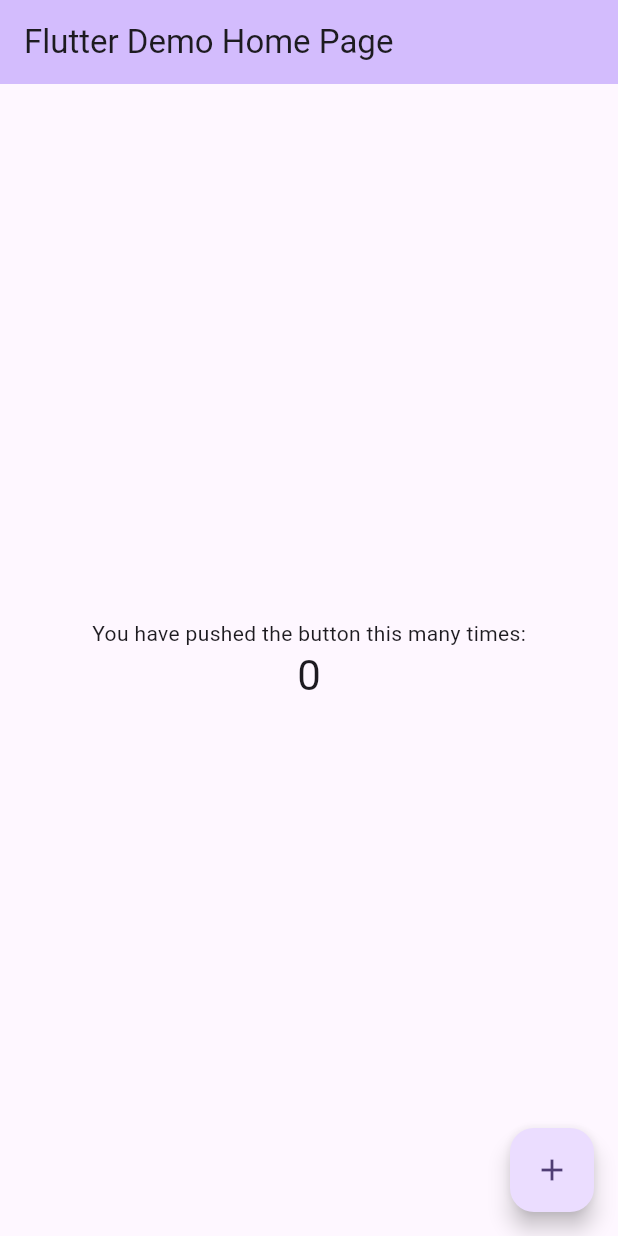
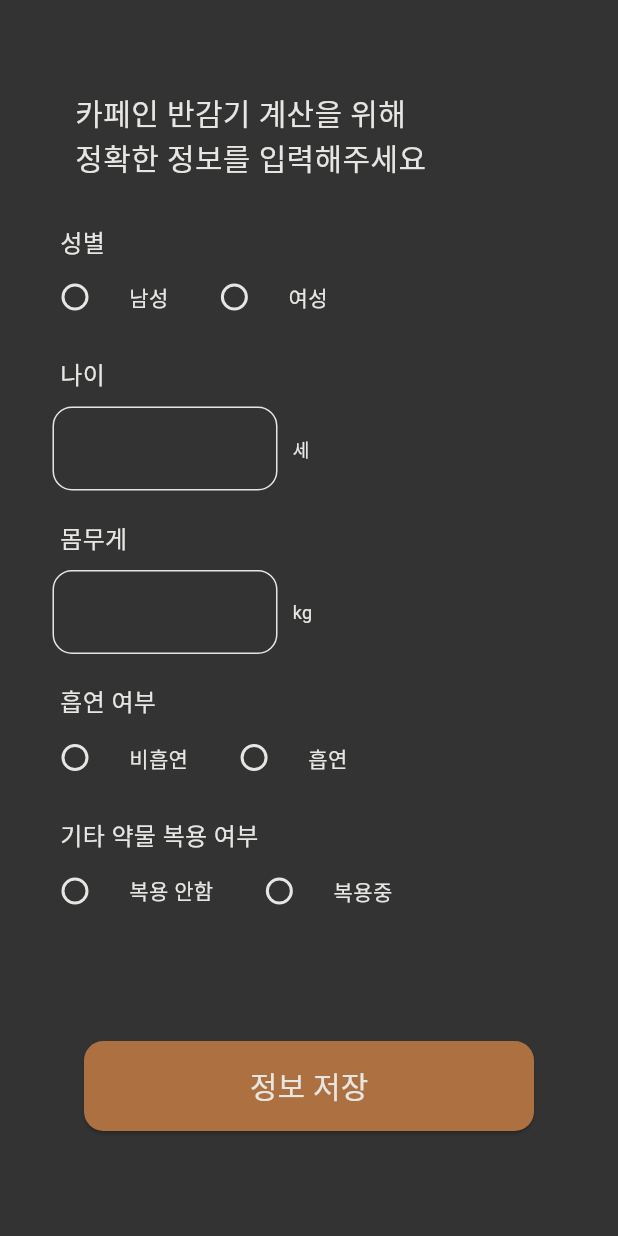
Before and after one commit to 4TH-cocothon-team2/danzam-flutter, a Flutter app: the screen it shows after launch, on a phone screen of 412 x 824 dp. Run offline on Flutter 3.47's test engine with Material 3 defaults, Android fonts, the phone set to English and light mode, and no system bars; our stand-ins replace get; Roboto replaces fonts that are missing (Pretendard-Bold, Pretendard-Regular).

Commit message:
feat: 인트로 페이지, 최초 정보 작성 페이지

```diff
--- a/lib/main.dart
+++ b/lib/main.dart
@@ -1,4 +1,7 @@
 import 'package:flutter/material.dart';
+import 'package:get/get.dart';
+
+import 'screens/intro.dart';
 
 void main() {
   runApp(const MyApp());
@@ -7,101 +10,11 @@ void main() {
 class MyApp extends StatelessWidget {
   const MyApp({super.key});
 
-  // This widget is the root of your application.
   @override
   Widget build(BuildContext context) {
-    return MaterialApp(
-      title: 'Flutter Demo',
-      theme: ThemeData(
-        colorScheme: ColorScheme.fromSeed(seedColor: Colors.deepPurple),
-      ),
-      home: const MyHomePage(title: 'Flutter Demo Home Page'),
+    return GetMaterialApp(
+      home: IntroPage(),
+      debugShowCheckedModeBanner: false,
     );
   }
 }
-
-class MyHomePage extends StatefulWidget {
-  const MyHomePage({super.key, required this.title});
-
-  // This widget is the home page of your application. It is stateful, meaning
-  // that it has a State object (defined below) that contains fields that affect
-  // how it looks.
-
-  // This class is the configuration for the state. It holds the values (in this
-  // case the title) provided by the parent (in this case the App widget) and
-  // used by the build method of the State. Fields in a Widget subclass are
-  // always marked "final".
-
-  final String title;
-
-  @override
-  State<MyHomePage> createState() => _MyHomePageState();
-}
-
-class _MyHomePageState extends State<MyHomePage> {
-  int _counter = 0;
-
-  void _incrementCounter() {
-    setState(() {
-      // This call to setState tells the Flutter framework that something has
-      // changed in this State, which causes it to rerun the build method below
-      // so that the display can reflect the updated values. If we changed
-      // _counter without calling setState(), then the build method would not be
-      // called again, and so nothing would appear to happen.
-      _counter++;
-    });
-  }
-
-  @override
-  Widget build(BuildContext context) {
-    // This method is rerun every time setState is called, for instance as done
-    // by the _incrementCounter method above.
-    //
-    // The Flutter framework has been optimized to make rerunning build methods
-    // fast, so that you can just rebuild anything that needs updating rather
-    // than having to individually change instances of widgets.
-    return Scaffold(
-      appBar: AppBar(
-        // TRY THIS: Try changing the color here to a specific color (to
-        // Colors.amber, perhaps?) and trigger a hot reload to see the AppBar
-        // change color while the other colors stay the same.
-        backgroundColor: Theme.of(context).colorScheme.inversePrimary,
-        // Here we take the value from the MyHomePage object that was created by
-        // the App.build method, and use it to set our appbar title.
-        title: Text(widget.title),
-      ),
-      body: Center(
-        // Center is a layout widget. It takes a single child and positions it
-        // in the middle of the parent.
-        child: Column(
-          // Column is also a layout widget. It takes a list of children and
-          // arranges them vertically. By default, it sizes itself to fit its
-          // children horizontally, and tries to be as tall as its parent.
-          //
-          // Column has various properties to control how it sizes itself and
-          // how it positions its children. Here we use mainAxisAlignment to
-          // center the children vertically; the main axis here is the vertical
-          // axis because Columns are vertical (the cross axis would be
-          // horizontal).
-          //
-          // TRY THIS: Invoke "debug painting" (choose the "Toggle Debug Paint"
-          // action in the IDE, or press "p" in the console), to see the
-          // wireframe for each widget.
-          mainAxisAlignment: MainAxisAlignment.center,
-          children: <Widget>[
-            const Text('You have pushed the button this many times:'),
-            Text(
-              '$_counter',
-              style: Theme.of(context).textTheme.headlineMedium,
-            ),
-          ],
-        ),
-      ),
-      floatingActionButton: FloatingActionButton(
-        onPressed: _incrementCounter,
-        tooltip: 'Increment',
-        child: const Icon(Icons.add),
-      ), // This trailing comma makes auto-formatting nicer for build methods.
-    );
-  }
-}
--- /dev/null
+++ b/lib/screens/intro.dart
@@ -0,0 +1,58 @@
+import 'package:flutter/material.dart';
+import 'package:get/get.dart';
+import 'dart:async';
+
+import 'register.dart';
+
+class IntroPage extends StatefulWidget {
+  const IntroPage({super.key});
+
+  @override
+  State<IntroPage> createState() => _IntroPageState();
+}
+
+class _IntroPageState extends State<IntroPage> {
+  @override
+  void initState() {
+    super.initState();
+    Future.delayed(const Duration(seconds: 3), () {
+      if (!mounted) return;
+      Get.off(
+            () => const RegisterPage(),
+        transition: Transition.rightToLeft,
+        duration: const Duration(milliseconds: 400),
+        curve: Curves.easeOutCubic,
+      );
+    });
+  }
+
+  @override
+  Widget build(BuildContext context) {
+    return Scaffold(
+      backgroundColor: Color(0xff333333),
+      body: Center(
+        child: Column(
+          mainAxisAlignment: MainAxisAlignment.center,
+          crossAxisAlignment: CrossAxisAlignment.center,
+          children: [
+            Image.asset('assets/images/logo.png'),
+            Text('단잠',
+              style: TextStyle(
+                fontFamily: 'GowunBatang-Bold',
+                color: Color(0xffE7E6E3),
+                fontSize: 64,
+              ),
+            ),
+            Text('카페인 관리를 통한 수면 밸런스',
+              style: TextStyle(
+                fontFamily: 'GowunBatang-Regular',
+                color: Color(0xffE7E6E3),
+                fontSize: 20,
+              ),
+            ),
+          ],
+        ),
+      ),
+    );
+  }
+}
--- /dev/null
+++ b/lib/screens/register.dart
@@ -0,0 +1,314 @@
+import 'package:flutter/material.dart';
+
+import '../widgets/radio_buttons.dart';
+
+enum Gender { male, female }
+
+class RegisterPage extends StatefulWidget {
+  const RegisterPage({super.key});
+
+  @override
+  State<RegisterPage> createState() => _RegisterPageState();
+}
+
+class _RegisterPageState extends State<RegisterPage> {
+  Gender? _gender;
+  bool? _pregnancy;
+  bool? _smoking;
+  bool? _drug;
+
+  @override
+  Widget build(BuildContext context) {
+    return Scaffold(
+      resizeToAvoidBottomInset: false,
+      backgroundColor: Color(0xff333333),
+      body: Column(
+        crossAxisAlignment: CrossAxisAlignment.start,
+        children: [
+          SizedBox(height: 60),
+          Padding(
+            padding: const EdgeInsets.only(left: 50),
+            child: Text('카페인 반감기 계산을 위해',
+              style: TextStyle(
+                fontFamily: 'Pretendard-Bold',
+                fontSize: 20,
+                color: Color(0xffE7E6E3),
+              ),
+            ),
+          ),
+          Padding(
+            padding: const EdgeInsets.only(left: 50),
+            child: Text('정확한 정보를 입력해주세요',
+              style: TextStyle(
+                fontFamily: 'Pretendard-Bold',
+                fontSize: 20,
+                color: Color(0xffE7E6E3),
+              ),
+            ),
+          ),
+
+          SizedBox(height: 30),
+
+          Column(
+            crossAxisAlignment: CrossAxisAlignment.start,
+            children: [
+              Padding(
+                padding: const EdgeInsets.only(left: 40, bottom: 5),
+                child: Text('성별',
+                  style: TextStyle(
+                    fontFamily: 'Pretendard-Bold',
+                    fontSize: 16,
+                    color: Color(0xffE7E6E3),
+                  ),
+                ),
+              ),
+              Padding(
+                padding: const EdgeInsets.only(left: 30),
+                child: Row(
+                  children: [
+                    radioItem<Gender>(
+                      value: Gender.male,
+                      groupValue: _gender,
+                      onChanged: (v) => setState(() {
+                        _gender = v;
+                        if (_gender == Gender.male) _pregnancy = null;
+                      }),
+                      label: '남성',
+                      margin: const EdgeInsets.only(right: 24),
+                    ),
+                    radioItem<Gender>(
+                      value: Gender.female,
+                      groupValue: _gender,
+                      onChanged: (v) => setState(() => _gender = v),
+                      label: '여성',
+                    ),
+                  ],
+                ),
+              ),
+
+              if (_gender == Gender.female) ... [
+                Padding(
+                  padding: const EdgeInsets.only(left: 40, bottom: 5, top: 20),
+                  child: Text('임신 여부',
+                    style: TextStyle(
+                      fontFamily: 'Pretendard-Bold',
+                      fontSize: 16,
+                      color: Color(0xffE7E6E3),
+                    ),
+                  ),
+                ),
+                Padding(
+                  padding: const EdgeInsets.only(left: 30),
+                  child: Row(
+                    children: [
+                      radioItem<bool>(
+                        value: false,
+                        groupValue: _pregnancy,
+                        onChanged: (v) => setState(() => _pregnancy = v),
+                        label: '해당 없음',
+                        margin: const EdgeInsets.only(right: 24),
+                      ),
+                      radioItem<bool>(
+                        value: true,
+                        groupValue: _pregnancy,
+                        onChanged: (v) => setState(() => _pregnancy = v),
+                        label: '임신중',
+                      ),
+                    ],
+                  ),
+                ),
+              ],
+
+              Padding(
+                padding: const EdgeInsets.only(left: 40, bottom: 10, top: 20),
+                child: Text('나이',
+                  style: TextStyle(
+                    fontFamily: 'Pretendard-Bold',
+                    fontSize: 16,
+                    color: Color(0xffE7E6E3),
+                  ),
+                ),
+              ),
+              Padding(
+                padding: const EdgeInsets.only(left: 35),
+                child: Row(
+                  children: [
+                    SizedBox(
+                      width: 150,
+                      child: TextField(
+                        style: TextStyle(
+                          fontFamily: 'Pretendard-Regular',
+                          color: Color(0xff908F8B),
+                        ),
+                        cursorColor: Color(0xff908F8B),
+                        decoration: InputDecoration(
+                          border: OutlineInputBorder(
+                            borderRadius: BorderRadius.circular(13),
+                            borderSide: BorderSide(color: Color(0xffE7E6E3)),
+                          ),
+                          enabledBorder: OutlineInputBorder(
+                            borderRadius: BorderRadius.circular(13),
+                            borderSide: BorderSide(color: Color(0xffE7E6E3)),
+                          ),
+                          focusedBorder: OutlineInputBorder(
+                            borderRadius: BorderRadius.circular(13),
+                            borderSide: BorderSide(color: Color(0xffE7E6E3)),
+                          ),
+                        ),
+                      ),
+                    ),
+                    SizedBox(width: 10),
+                    Text('세',
+                      style: TextStyle(
+                        fontFamily: 'Pretendard-Regular',
+                        fontSize: 12,
+                        color: Color(0xffE7E6E3),
+                      ),
+                    ),
+                  ],
+                ),
+              ),
+
+              Padding(
+                padding: const EdgeInsets.only(left: 40, bottom: 10, top: 20),
+                child: Text('몸무게',
+                  style: TextStyle(
+                    fontFamily: 'Pretendard-Bold',
+                    fontSize: 16,
+                    color: Color(0xffE7E6E3),
+                  ),
+                ),
+              ),
+              Padding(
+                padding: const EdgeInsets.only(left: 35),
+                child: Row(
+                  children: [
+                    SizedBox(
+                      width: 150,
+                      child: TextField(
+                        style: TextStyle(
+                          fontFamily: 'Pretendard-Regular',
+                          color: Color(0xff908F8B),
+                        ),
+                        cursorColor: Color(0xff908F8B),
+                        decoration: InputDecoration(
+                          border: OutlineInputBorder(
+                            borderRadius: BorderRadius.circular(13),
+                            borderSide: BorderSide(color: Color(0xffE7E6E3)),
+                          ),
+                          enabledBorder: OutlineInputBorder(
+                            borderRadius: BorderRadius.circular(13),
+                            borderSide: BorderSide(color: Color(0xffE7E6E3)),
+                          ),
+                          focusedBorder: OutlineInputBorder(
+                            borderRadius: BorderRadius.circular(13),
+                            borderSide: BorderSide(color: Color(0xffE7E6E3)),
+                          ),
+                        ),
+                      ),
+                    ),
+                    SizedBox(width: 10),
+                    Text('kg',
+                      style: TextStyle(
+                        fontFamily: 'Pretendard-Regular',
+                        fontSize: 12,
+                        color: Color(0xffE7E6E3),
+                      ),
+                    ),
+                  ],
+                ),
+              ),
+
+              Padding(
+                padding: const EdgeInsets.only(left: 40, bottom: 5, top: 20),
+                child: Text('흡연 여부',
+                  style: TextStyle(
+                    fontFamily: 'Pretendard-Bold',
+                    fontSize: 16,
+                    color: Color(0xffE7E6E3),
+                  ),
+                ),
+              ),
+              Padding(
+                padding: const EdgeInsets.only(left: 30),
+                child: Row(
+                  children: [
+                    radioItem<bool>(
+                      value: false,
+                      groupValue: _smoking,
+                      onChanged: (v) => setState(() => _smoking = v),
+                      label: '비흡연',
+                      margin: const EdgeInsets.only(right: 24),
+                    ),
+                    radioItem<bool>(
+                      value: true,
+                      groupValue: _smoking,
+                      onChanged: (v) => setState(() => _smoking = v),
+                      label: '흡연',
+                    ),
+                  ],
+                ),
+              ),
+
+              Padding(
+                padding: const EdgeInsets.only(left: 40, bottom: 5, top: 20),
+                child: Text('기타 약물 복용 여부',
+                  style: TextStyle(
+                    fontFamily: 'Pretendard-Bold',
+                    fontSize: 16,
+                    color: Color(0xffE7E6E3),
+                  ),
+                ),
+              ),
+              Padding(
+                padding: const EdgeInsets.only(left: 30),
+                child: Row(
+                  children: [
+                    radioItem<bool>(
+                      value: false,
+                      groupValue: _drug,
+                      onChanged: (v) => setState(() => _drug = v),
+                      label: '복용 안함',
+                      margin: const EdgeInsets.only(right: 24),
+                    ),
+                    radioItem<bool>(
+                      value: true,
+                      groupValue: _drug,
+                      onChanged: (v) => setState(() => _drug = v),
+                      label: '복용중',
+                    ),
+                  ],
+                ),
+              ),
+            ],
+          ),
+
+          SizedBox(height: 80),
+
+          Center(
+            child: SizedBox(
+              width: 300,
+              height: 60,
+              child: ElevatedButton(
+                style: ElevatedButton.styleFrom(
+                  backgroundColor: Color(0xffAD7041),
+                  shape: RoundedRectangleBorder(
+                    borderRadius: BorderRadius.circular(13),
+                  ),
+                ),
+                onPressed: () {},
+                child: Text('정보 저장',
+                  style: TextStyle(
+                    fontFamily: 'Pretendard-Bold',
+                    fontSize: 20,
+                    color: Color(0xffE7E6E3),
+                  ),
+                ),
+              ),
+            ),
+          ),
+        ],
+      ),
+    );
+  }
+}
--- /dev/null
+++ b/lib/widgets/radio_buttons.dart
@@ -0,0 +1,45 @@
+import 'package:flutter/material.dart';
+
+Widget radioItem<T>({
+  required T value,
+  required T? groupValue,
+  required ValueChanged<T?> onChanged,
+  required String label,
+  double gap = 16,
+  EdgeInsetsGeometry margin = EdgeInsets.zero,
+  double scale = 1.0,
+  Color selectedColor = const Color(0xffA86A3A),
+  Color unselectedBorderColor = const Color(0xffE7E6E3),
+  TextStyle textStyle = const TextStyle(
+    fontFamily: 'Pretendard-Regular',
+    fontSize: 14,
+    color: Color(0xffE7E6E3),
+  ),
+}) {
+  final fill = MaterialStateProperty.resolveWith<Color?>(
+        (states) => states.contains(MaterialState.selected)
+        ? selectedColor
+        : unselectedBorderColor,
+  );
+
+  return Padding(
+    padding: margin,
+    child: Row(
+      mainAxisSize: MainAxisSize.min,
+      children: [
+        Transform.scale(
+          scale: scale,
+          child: Radio<T>(
+            value: value,
+            groupValue: groupValue,
+            onChanged: onChanged,
+            fillColor: fill,
+            visualDensity: VisualDensity.compact,
+          ),
+        ),
+        SizedBox(width: gap),
+        Text(label, style: textStyle),
+      ],
+    ),
+  );
+}
```
Also changed, not shown: pubspec.yaml (+21 -13 lines), assets/images/logo.png (added), pubspec.lock, 4 other files.
